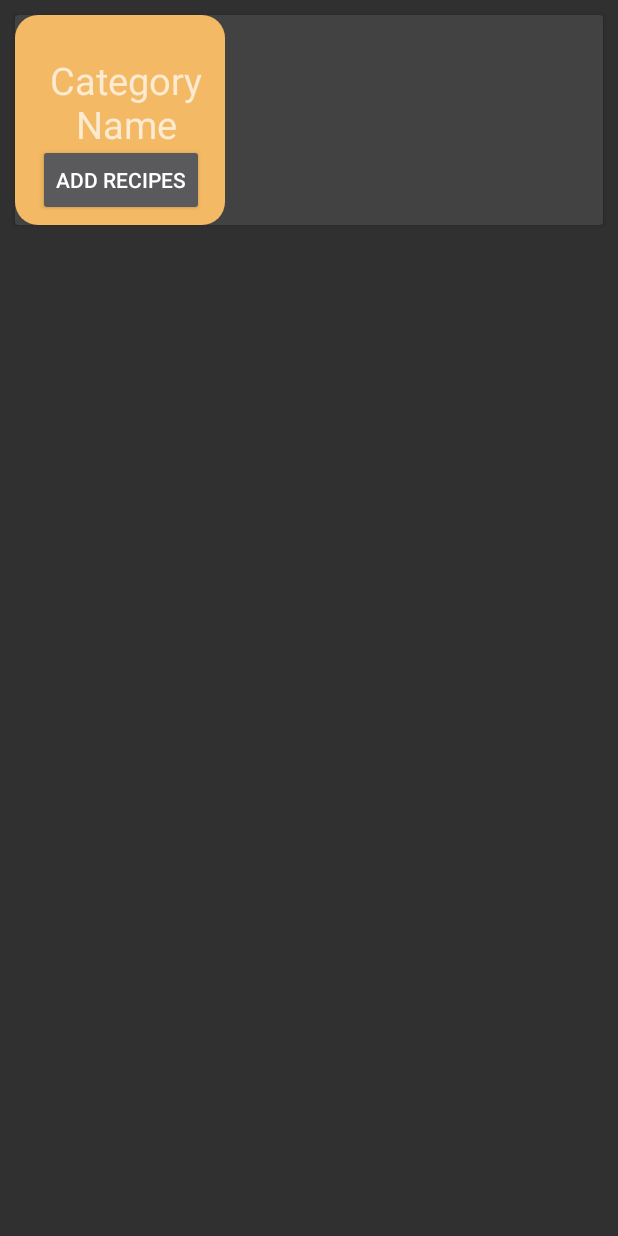
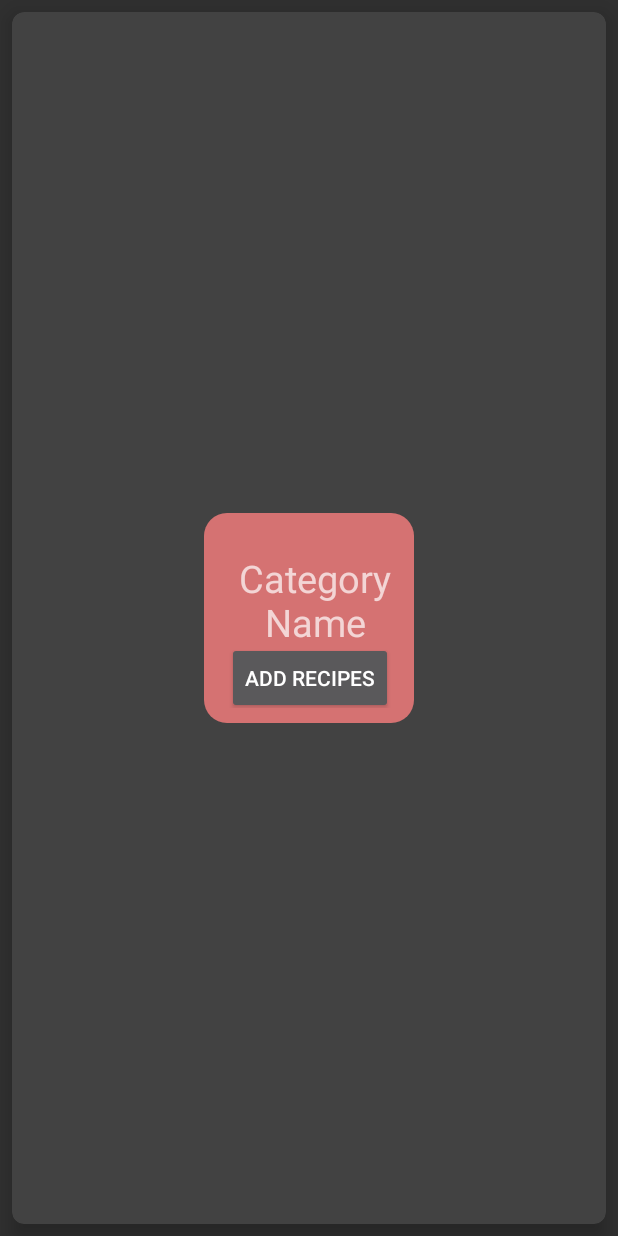
Before and after one commit to RitaSaeed/CookingOverEasy-App, an Android app: the layout cookbook_category.xml on its own in the app's theme, with its tools: preview values and no code run, on a phone screen of 412 x 824 dp. Run offline under Robolectric (Android 15) with nearby library versions, the phone set to English and light mode, and no system bars; network calls fail.

Commit message:
color
changed color

```diff
--- a/app/src/main/res/drawable/catbox.xml
+++ b/app/src/main/res/drawable/catbox.xml
@@ -3,7 +3,7 @@
     <item>
         <shape android:shape="rectangle">
 
-            <solid android:color="#F3B964"/>
+            <solid android:color="#D57272"/>
             <corners android:radius="15dp">
 
             </corners>
--- a/app/src/main/res/layout/cookbook_category.xml
+++ b/app/src/main/res/layout/cookbook_category.xml
@@ -6,25 +6,34 @@
     android:layout_height="match_parent"
     android:layout_width="match_parent">
 
+
     <GridLayout
-        android:layout_width="0dp"
-        android:layout_height="0dp"
-        app:layout_constraintBaseline_toBottomOf="parent"
-        app:layout_constraintTop_toTopOf="parent"
-        app:layout_constraintStart_toStartOf="parent"
-        app:layout_constraintEnd_toEndOf="parent"
+        android:layout_width="match_parent"
+        android:layout_height="match_parent"
         android:columnCount="2"
-        android:rowCount="3"
-        android:layout_margin="10dp">
-    </GridLayout>
+        android:rowCount="3">
+
 
         <androidx.cardview.widget.CardView
             android:layout_width="match_parent"
             android:layout_height="wrap_content"
-        android:layout_marginStart="10dp"
-        android:layout_marginTop="10dp"
-        android:layout_marginEnd="10dp"
-        android:layout_marginBottom="10dp">
+            android:layout_row="0"
+            android:layout_column="0"
+            android:layout_gravity="fill"
+            android:layout_rowWeight="1"
+            android:layout_margin="8dp"
+            app:cardCornerRadius="8dp"
+            app:cardElevation="8dp">
+
+            >
+            <LinearLayout
+                android:layout_width="wrap_content"
+                android:layout_height="wrap_content"
+                android:orientation="vertical"
+                android:gravity="center"
+                android:layout_gravity="center_vertical|center_horizontal" >
+
+
 
                 <androidx.constraintlayout.widget.ConstraintLayout
                     android:id="@+id/relativeLayout"
@@ -58,9 +67,19 @@
 
 
 
+                </androidx.constraintlayout.widget.ConstraintLayout>
+            </LinearLayout>
+        </androidx.cardview.widget.CardView>
 
 
-        </androidx.constraintlayout.widget.ConstraintLayout>
-    </androidx.cardview.widget.CardView>
+
+
+
+
+    </GridLayout>
+
+
+
+
 
     </RelativeLayout>
```
Lines whose indentation alone changed are shown as unchanged.
